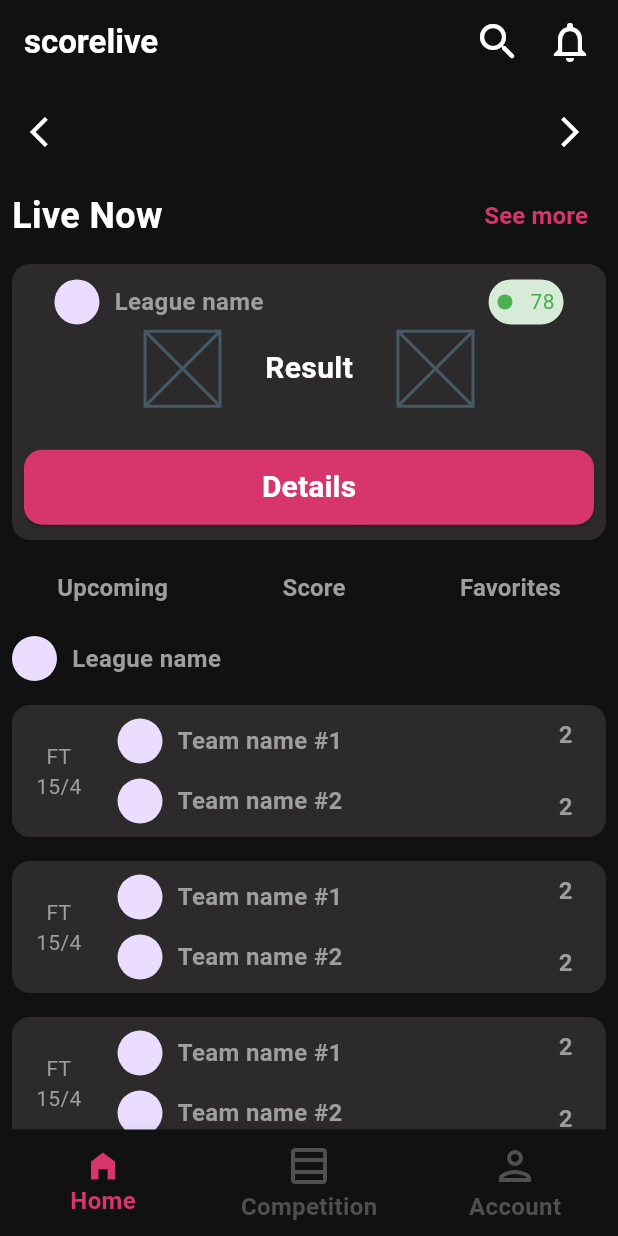
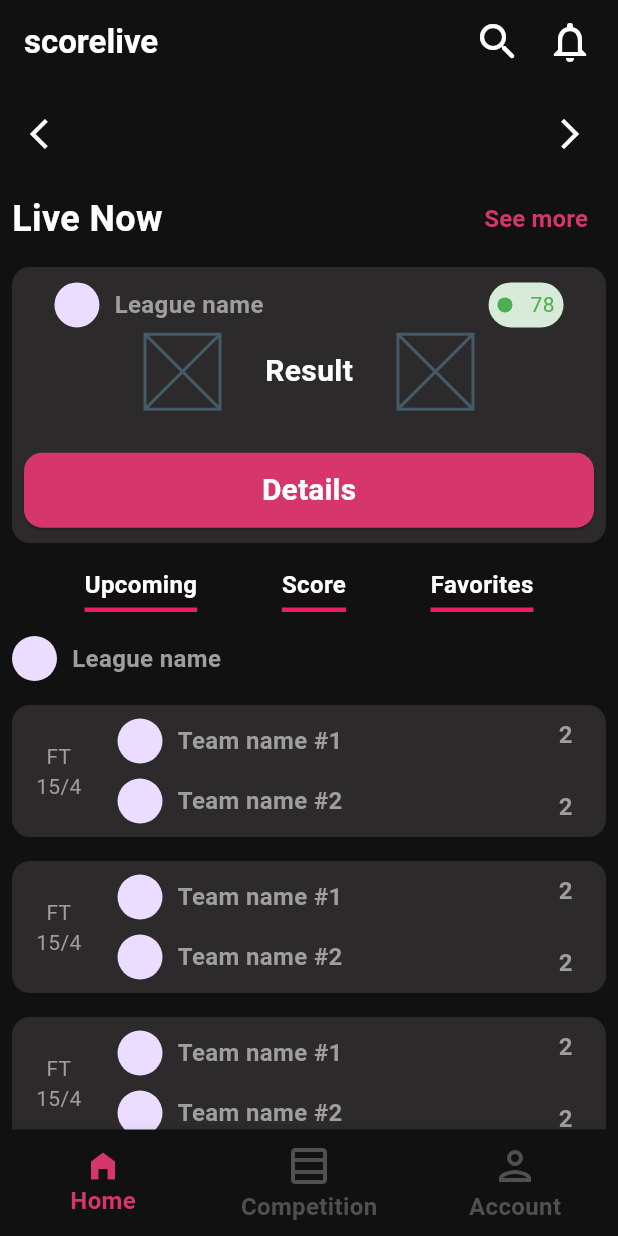
Before and after one commit to kubaolszewski/score_live, a Flutter app: the screen it shows after launch, on a phone screen of 412 x 824 dp. Run offline on Flutter 3.47's test engine with Material 2 defaults, Android fonts, the phone set to English and light mode, and no system bars; our stand-ins replace firebase_auth, firebase_core, flutter_bloc, flutter_modular; accounts and stored records are empty.

Commit message:
Implement tap bar for switching between home page details

```diff
--- /dev/null
+++ b/lib/app/core/enums.dart
@@ -0,0 +1,3 @@
+enum HomeOptions { upcoming, score, favorites }
+
+enum DetailsOptions { summary, lineUp, stats, h2H, standings }
--- /dev/null
+++ b/lib/app/features/home/cubit/home_cubit.dart
@@ -0,0 +1,13 @@
+import 'package:flutter/material.dart';
+import 'package:flutter_bloc/flutter_bloc.dart';
+import 'package:score_live/app/core/enums.dart';
+
+part 'home_state.dart';
+
+class HomeCubit extends Cubit<HomeState> {
+  HomeCubit() : super(const HomeState());
+
+  void switchHomeOptions(HomeOptions chosenOption) {
+    emit(HomeState(options: chosenOption));
+  }
+}
--- /dev/null
+++ b/lib/app/features/home/cubit/home_state.dart
@@ -0,0 +1,8 @@
+part of 'home_cubit.dart';
+
+@immutable
+ class HomeState {
+  const HomeState({this.options = HomeOptions.score});
+
+  final HomeOptions options;
+ }
--- a/lib/app/features/home/home.dart
+++ b/lib/app/features/home/home.dart
@@ -1,7 +1,12 @@
 import 'package:flutter/material.dart';
+import 'package:flutter_bloc/flutter_bloc.dart';
+import 'package:score_live/app/core/enums.dart';
 import 'package:score_live/app/custom_widgets/custom_app_bar.dart';
 import 'package:score_live/app/custom_widgets/live_match_tile.dart';
-import 'package:score_live/app/custom_widgets/wide_match_tile.dart';
+import 'package:score_live/app/features/home/cubit/home_cubit.dart';
+import 'package:score_live/app/features/home/home_details/favorites_details.dart';
+import 'package:score_live/app/features/home/home_details/score_details.dart';
+import 'package:score_live/app/features/home/home_details/upcoming_details.dart';
 
 class HomePage extends StatelessWidget {
   const HomePage({
@@ -10,7 +15,9 @@ class HomePage extends StatelessWidget {
 
   @override
   Widget build(BuildContext context) {
-    return Scaffold(
+    return BlocProvider(
+      create: (context) => HomeCubit(),
+      child: Scaffold(
         backgroundColor: const Color.fromARGB(255, 18, 17, 17),
         appBar: CustomAppBar(
           title: const Text(
@@ -43,6 +50,11 @@ class HomePage extends StatelessWidget {
                         Icons.arrow_back_ios,
                         color: Colors.white,
                       ),
+                    ),
+                    SizedBox(
+                      width: 100,
+                      height: 50,
+                      child: ListView(),
                     ),
                     IconButton(
                       onPressed: () {},
@@ -81,7 +93,34 @@ class HomePage extends StatelessWidget {
                   ],
                 ),
               ),
-            SizedBox(
+              const _LiveNowView(),
+              const _HomeOptionsTapBar(),
+              BlocBuilder<HomeCubit, HomeState>(
+                builder: ((context, state) {
+                  switch (state.options) {
+                    case HomeOptions.upcoming:
+                      return const UpcomingDetails();
+                    case HomeOptions.score:
+                      return const ScoreDetails();
+                    case HomeOptions.favorites:
+                      return const FavoritesDetails();
+                  }
+                }),
+              ),
+            ],
+          ),
+        ),
+      ),
+    );
+  }
+}
+
+class _LiveNowView extends StatelessWidget {
+  const _LiveNowView();
+
+  @override
+  Widget build(BuildContext context) {
+    return SizedBox(
       height: 200,
       child: ListView(
         scrollDirection: Axis.horizontal,
@@ -91,72 +130,80 @@ class HomePage extends StatelessWidget {
           LiveMatchTile(),
         ],
       ),
-            ),
-            Row(
-              mainAxisAlignment: MainAxisAlignment.spaceAround,
-              children: [
-                TextButton(
-                  child: const Text(
-                    'Upcoming',
-                    style: TextStyle(
-                      color: Colors.grey,
-                      fontSize: 16,
-                      fontWeight: FontWeight.bold,
-                    ),
-                  ),
-                  onPressed: () {},
-                ),
-                TextButton(
-                  child: const Text(
-                    'Score',
-                    style: TextStyle(
-                      color: Colors.grey,
-                      fontSize: 16,
-                      fontWeight: FontWeight.bold,
-                    ),
-                  ),
-                  onPressed: () {},
-                ),
-                TextButton(
-                  child: const Text(
-                    'Favorites',
-                    style: TextStyle(
-                      color: Colors.grey,
-                      fontSize: 16,
-                      fontWeight: FontWeight.bold,
-                    ),
-                  ),
-                  onPressed: () {},
-                )
-              ],
-            ),
-            const Padding(
-              padding: EdgeInsets.all(8.0),
-              child: Row(
-                children: [
-                  CircleAvatar(
-                    radius: 15,
-                  ),
-                  SizedBox(width: 10),
-                  Text(
-                    'League name',
-                    style: TextStyle(
-                      color: Colors.grey,
-                      fontSize: 16,
-                      fontWeight: FontWeight.bold,
-                    ),
-                  )
-                ],
-              ),
-            ),
-            const WideMatchListTile(),
-            const WideMatchListTile(),
-            const WideMatchListTile(),
-            const WideMatchListTile(),
-            const WideMatchListTile(),
-          ],
-        ),
-      ),
     );
   }
 }
+
+class _HomeOptionsTapBar extends StatelessWidget {
+  const _HomeOptionsTapBar();
+
+  @override
+  Widget build(BuildContext context) {
+    return BlocBuilder<HomeCubit, HomeState>(
+      builder: (context, state) {
+        return Padding(
+          padding: const EdgeInsets.symmetric(vertical: 8.0),
+          child: Row(
+            mainAxisAlignment: MainAxisAlignment.spaceEvenly,
+            children: [
+              GestureDetector(
+                onTap: () {
+                  context.read<HomeCubit>().switchHomeOptions(HomeOptions.upcoming);
+                },
+                child: Container(
+                  padding: const EdgeInsets.only(bottom: 4.0),
+                  decoration: const BoxDecoration(
+                      border: Border(
+                          bottom: BorderSide(
+                    width: 3.0,
+                    color: Colors.pink,
+                  ))),
+                  child: const Text(
+                    'Upcoming',
+                    style: TextStyle(color: Colors.white, fontSize: 16, fontWeight: FontWeight.bold),
+                  ),
+                ),
+              ),
+              GestureDetector(
+                onTap: () {
+                  context.read<HomeCubit>().switchHomeOptions(HomeOptions.score);
+                },
+                child: Container(
+                  padding: const EdgeInsets.only(bottom: 4.0),
+                  decoration: const BoxDecoration(
+                      border: Border(
+                          bottom: BorderSide(
+                    width: 3.0,
+                    color: Colors.pink,
+                  ))),
+                  child: const Text(
+                    'Score',
+                    style: TextStyle(color: Colors.white, fontSize: 16, fontWeight: FontWeight.bold),
+                  ),
+                ),
+              ),
+              GestureDetector(
+                onTap: () {
+                  context.read<HomeCubit>().switchHomeOptions(HomeOptions.favorites);
+                },
+                child: Container(
+                  padding: const EdgeInsets.only(bottom: 4.0),
+                  decoration: const BoxDecoration(
+                      border: Border(
+                          bottom: BorderSide(
+                    width: 3.0,
+                    color: Colors.pink,
+                  ))),
+                  child: const Text(
+                    'Favorites',
+                    style: TextStyle(color: Colors.white, fontSize: 16, fontWeight: FontWeight.bold),
+                  ),
+                ),
+              ),
+            ],
+          ),
+        );
+      },
+    );
+  }
+}
--- /dev/null
+++ b/lib/app/features/home/home_details/score_details.dart
@@ -0,0 +1,40 @@
+import 'package:flutter/material.dart';
+import 'package:score_live/app/custom_widgets/wide_match_tile.dart';
+
+class ScoreDetails extends StatelessWidget {
+  const ScoreDetails({
+    super.key,
+  });
+
+  @override
+  Widget build(BuildContext context) {
+    return const Column(
+      children: [
+        Padding(
+          padding: EdgeInsets.all(8.0),
+          child: Row(
+            children: [
+              CircleAvatar(
+                radius: 15,
+              ),
+              SizedBox(width: 10),
+              Text(
+                'League name',
+                style: TextStyle(
+                  color: Colors.grey,
+                  fontSize: 16,
+                  fontWeight: FontWeight.bold,
+                ),
+              )
+            ],
+          ),
+        ),
+        WideMatchListTile(),
+        WideMatchListTile(),
+        WideMatchListTile(),
+        WideMatchListTile(),
+        WideMatchListTile(),
+      ],
+    );
+  }
+}
--- a/lib/app/features/home/home_module.dart
+++ b/lib/app/features/home/home_module.dart
@@ -1,8 +1,12 @@
 import 'package:flutter_modular/flutter_modular.dart';
+import 'package:score_live/app/features/home/cubit/home_cubit.dart';
 import 'package:score_live/app/features/home/home.dart';
 import 'package:score_live/app/features/home/match_details.dart';
 
 class HomeModule extends Module {
+  @override
+  List<Bind> get binds => [Bind.singleton((i) => HomeCubit())];
+
   @override
   List<ModularRoute> get routes => [
         ChildRoute(
```
Also changed, not shown: lib/app/features/home/home_details/favorites_details.dart (added, +13 -0 lines), lib/app/features/home/home_details/upcoming_details.dart (added, +13 -0 lines), lib/app/features/home/match_details.dart (+12 -12 lines). Lines whose indentation alone changed are shown as unchanged.
